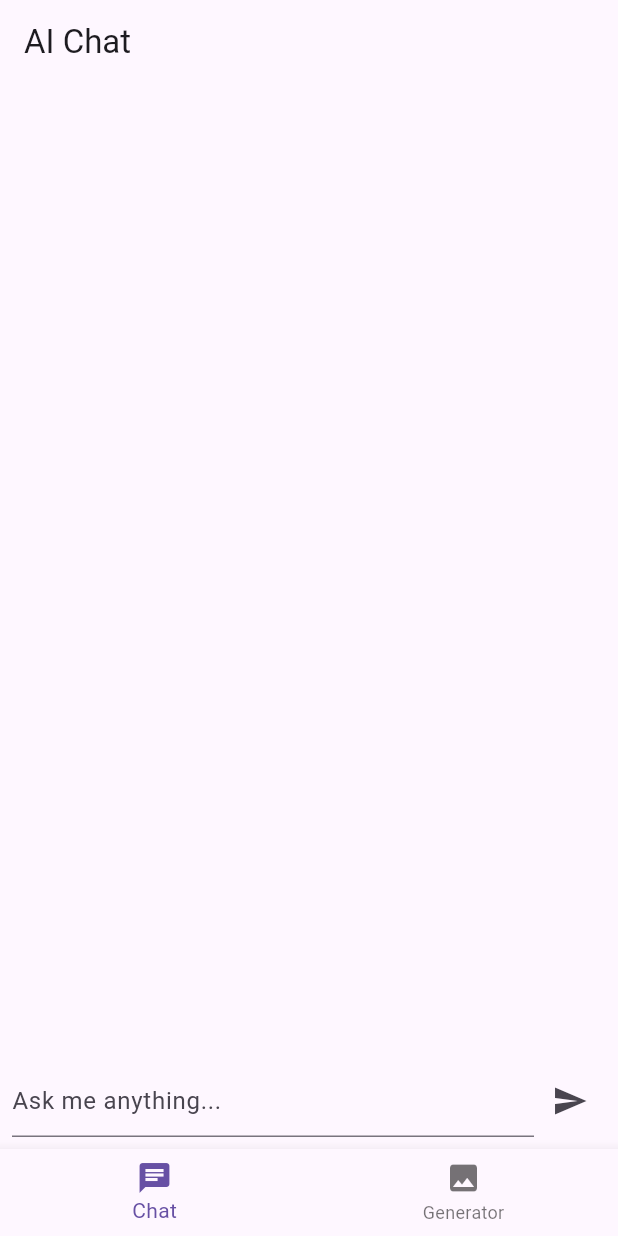
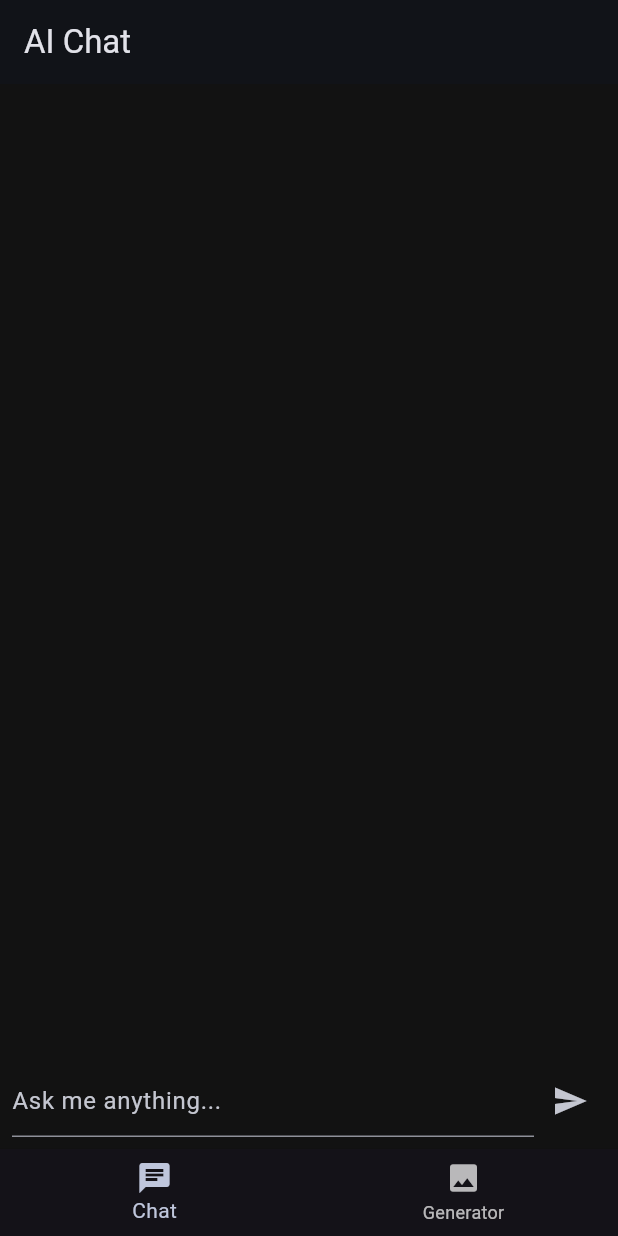
Before and after one commit to Afia-Mobasshira2/AI-Chat-Image-Generator-App-ost, a Flutter app: the screen it shows after launch, on a phone screen of 412 x 824 dp. Run offline on Flutter 3.47's test engine with Material 3 defaults, Android fonts, the phone set to English and light mode, and no system bars; missing offline and left inert: dart_openai.

Commit message:
new update

```diff
--- a/lib/main.dart
+++ b/lib/main.dart
@@ -15,7 +15,14 @@ class MyApp extends StatelessWidget {
       create: (_) => AIProvider(),
       child: MaterialApp(
         debugShowCheckedModeBanner: false,
-        theme: ThemeData(primarySwatch: Colors.deepPurple, useMaterial3: true),
+        theme: ThemeData.dark().copyWith(
+          scaffoldBackgroundColor: const Color(0xFF121212),
+          colorScheme: ColorScheme.fromSeed(
+            seedColor: Colors.blueAccent,
+            brightness: Brightness.dark,
+          ),
+          useMaterial3: true,
+        ),
         home: const HomeScreen(),
       ),
     );
```
Also changed, not shown: lib/widgets/chat_bubble.dart (+17 -6 lines).
